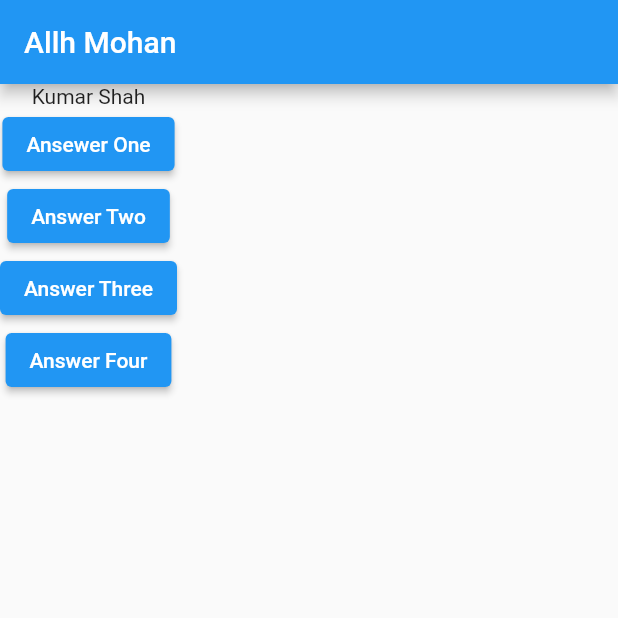
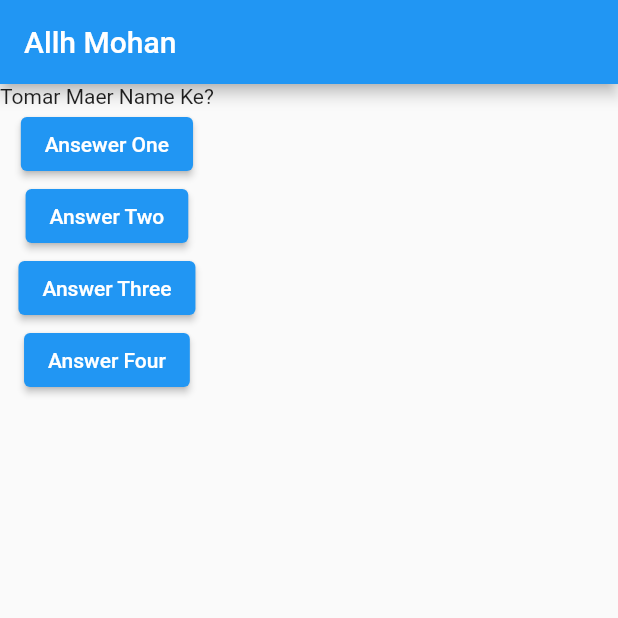
Before and after one commit to mahbublalam500/questions, a Flutter app: the screen it shows after launch, on a phone screen of 412 x 824 dp, the top half of it. Run offline on Flutter 3.47's test engine with Material 2 defaults, Android fonts, the phone set to English and light mode, and no system bars.

Commit message:
questionIndes

```diff
--- a/lib/main.dart
+++ b/lib/main.dart
@@ -7,15 +7,24 @@ void main()=>runApp(MaterialApp(
 class Home extends StatelessWidget {
   //const Home({Key? key}) : super(key: key);
 
+
+  var questionIndex = 1;
+
   void answerQuestion(){
     print('sakib khan');
+    //quentionIndex = quentionIndex + 1;
   }
 
-  var question = {
-  'Mojibor Shah',
-    'Kumar Shah',
-    'Siraj Uddin Doullah'
-  };
+
+
+  var question =[
+  'Tomar Bapre Name Ke?',
+    'Tomar Maer Name Ke?',
+    'Tomar Chacar Name Ke?',
+    'Tomar Fufar Name Ke?',
+  ];
+
+
 
   @override
   Widget build(BuildContext context) {
@@ -26,14 +35,14 @@ class Home extends StatelessWidget {
       body: Column(
 
         children: [
-          Text(question.elementAt(1)),
+          Text(question[questionIndex]),
           ElevatedButton(onPressed: answerQuestion,
               child: Text('Ansewer One')),
           ElevatedButton(onPressed: answerQuestion,
               child: Text('Answer Two')),
           ElevatedButton(onPressed: (){},
               child: Text('Answer Three')),
-          ElevatedButton(onPressed: (){},
+          ElevatedButton(onPressed: answerQuestion,
               child: Text('Answer Four'))
         ],
       ),
```
